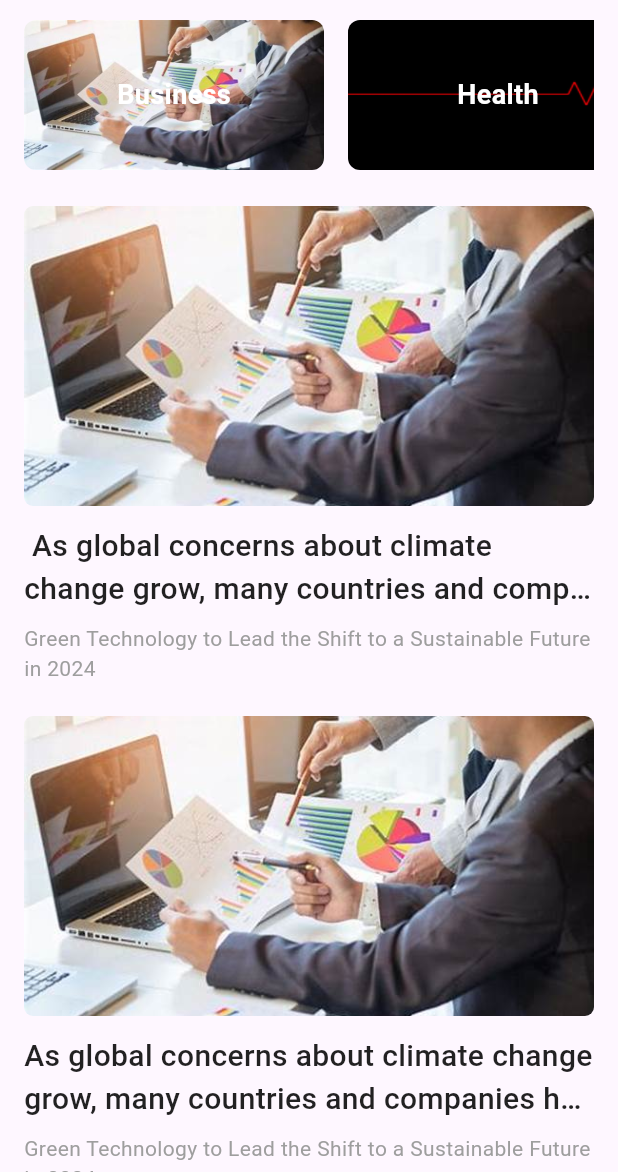
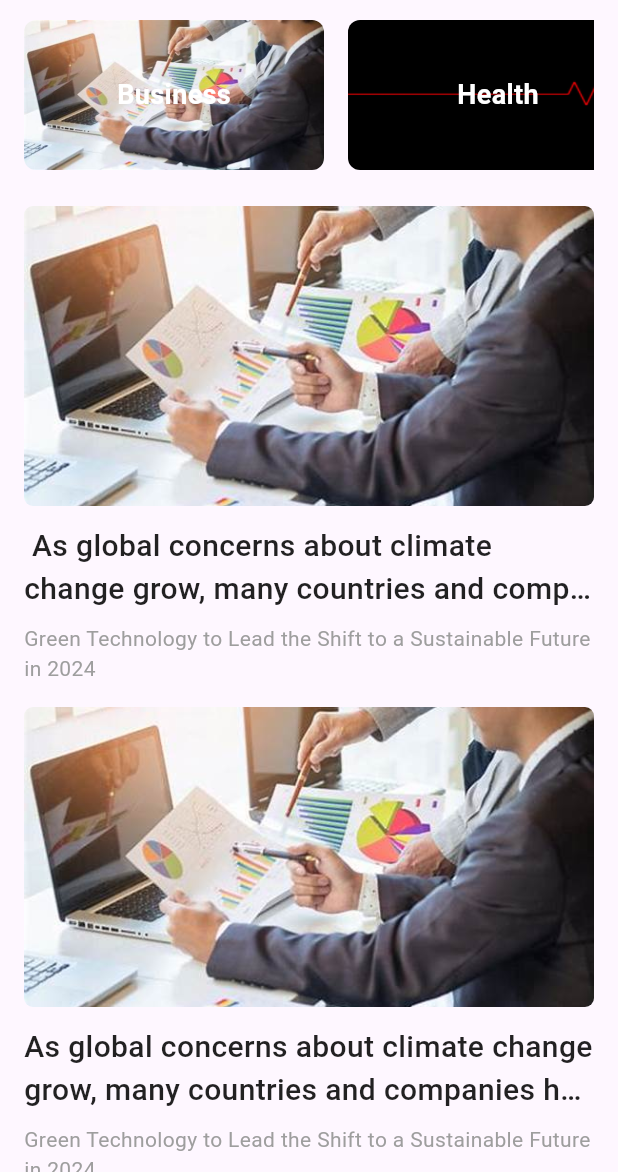
Before and after one commit to manarahmed2/News_app, a Flutter app: the screen it shows after launch, on a phone screen of 412 x 824 dp, the part 64-1236 px from its top. Run offline on Flutter 3.47's test engine with Material 3 defaults, Android fonts, the phone set to English and light mode, and no system bars; our stand-ins replace dio; network calls fail.

```diff
--- a/lib/main.dart
+++ b/lib/main.dart
@@ -1,7 +1,10 @@
+import 'package:dio/dio.dart';
 import 'package:flutter/material.dart';
 import 'package:news_app/screens/home_page.dart';
+import 'package:news_app/services/news_service.dart';
 
 void main() {
+  NewsService(dio: Dio()).getNews();
   runApp(const MyApp());
 }
 
--- a/lib/screens/home_page.dart
+++ b/lib/screens/home_page.dart
@@ -1,5 +1,4 @@
 import 'package:flutter/material.dart';
-import 'package:news_app/models/category_model.dart';
 import 'package:news_app/widgets/category_list_view.dart';
 import 'package:news_app/widgets/news_list_view.dart';
 
@@ -46,9 +45,7 @@ class HomePage extends StatelessWidget {
                 height: 24,
               ),
             ),
-            SliverToBoxAdapter(
-              child: NewsListView(),
-            )
+            NewsListView(),
           ],
         ),
         /*  child: Column(
--- a/lib/widgets/news_list_view.dart
+++ b/lib/widgets/news_list_view.dart
@@ -1,6 +1,5 @@
 import 'package:flutter/material.dart';
 import 'package:news_app/models/article_model.dart';
-import 'package:news_app/models/category_model.dart';
 import 'package:news_app/widgets/news_tile.dart';
 
 class NewsListView extends StatelessWidget {
@@ -41,19 +40,13 @@ class NewsListView extends StatelessWidget {
 
   @override
   Widget build(BuildContext context) {
-    return SizedBox(
-      child: ListView.builder(
-        shrinkWrap: true,
-        physics: const NeverScrollableScrollPhysics(),
-        scrollDirection: Axis.vertical,
-        itemCount: news.length,
-        itemBuilder: (context, index) {
-          return Padding(
-            padding: const EdgeInsets.only(bottom: 22),
-            child: NewsTile(articleModel: news[index]),
-          );
-        },
-      ),
-    );
+    return SliverList(
+        delegate: SliverChildBuilderDelegate(childCount: news.length,
+            (context, index) {
+      return Padding(
+        padding: const EdgeInsets.only(bottom: 16),
+        child: NewsTile(articleModel: news[index]),
+      );
+    }));
   }
 }
--- a/pubspec.yaml
+++ b/pubspec.yaml
@@ -12,6 +12,7 @@ dependencies:
     sdk: flutter
 
   cupertino_icons: ^1.0.8
+  dio: ^5.7.0
 
 dev_dependencies:
   flutter_test:
```
Also changed, not shown: lib/services/news_service.dart (added, +29 -0 lines), pubspec.lock.
